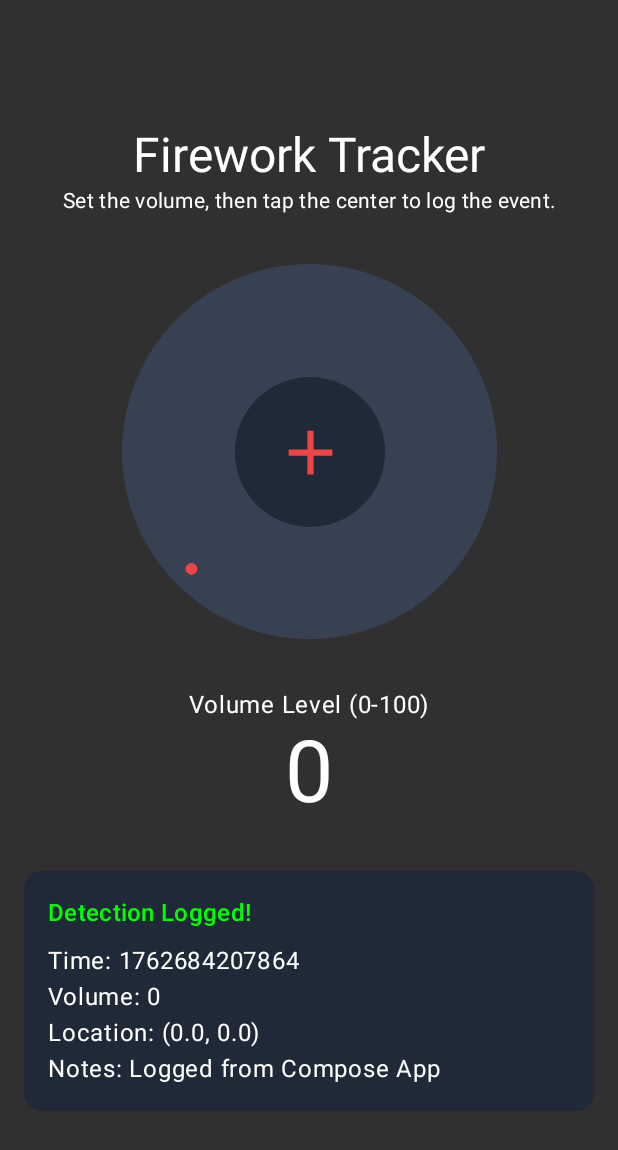
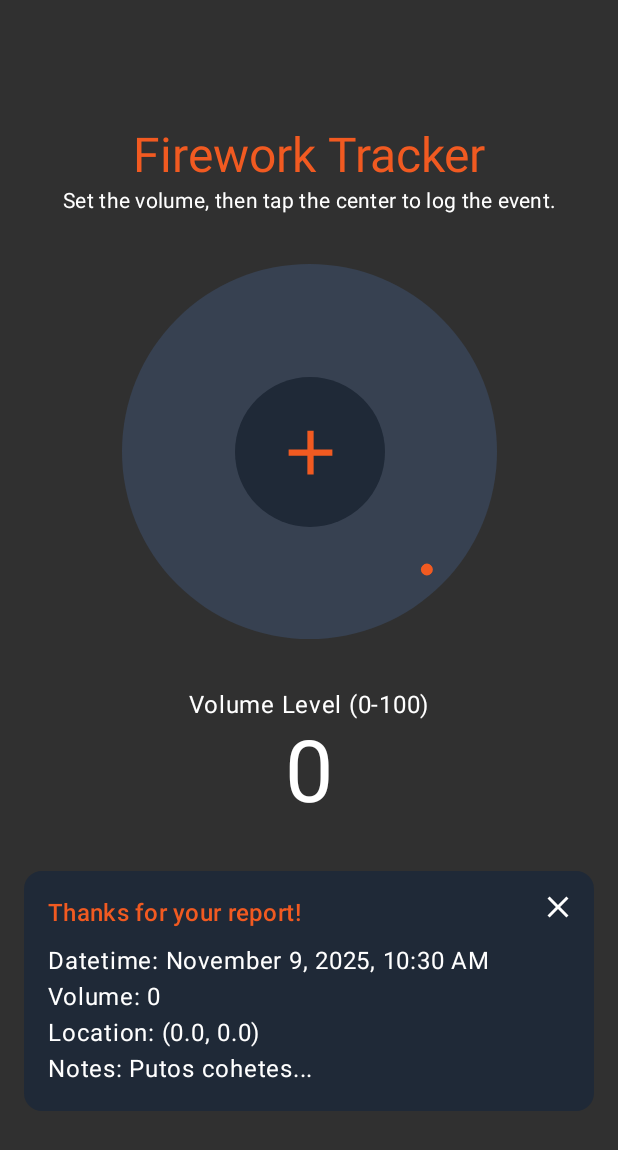
Before and after one commit to lordn-n/firework-tracker, an Android app built with Jetpack Compose: the screen it shows after launch (MainActivity), after a tap on "Log Firework", on a phone screen of 412 x 824 dp. Shown: the top 1150 px of the screen. Run offline under Robolectric (Android 15) with nearby library versions, the phone set to English and light mode, and no system bars.

Commit message:
use koome colors

```diff
--- a/composeApp/src/androidMain/kotlin/com/koome/fireworkstracker/Platform.android.kt
+++ b/composeApp/src/androidMain/kotlin/com/koome/fireworkstracker/Platform.android.kt
@@ -1,9 +1,18 @@
 package com.koome.fireworkstracker
 
 import android.os.Build
+import java.text.SimpleDateFormat
+import java.util.Date
+import java.util.Locale
 
 class AndroidPlatform : Platform {
     override val name: String = "Android ${Build.VERSION.SDK_INT}"
 }
 
 actual fun getPlatform(): Platform = AndroidPlatform()
+
+actual fun formatTimestamp(timestamp: Long): String {
+    val date = Date(timestamp)
+    val format = SimpleDateFormat.getDateTimeInstance(java.text.DateFormat.LONG, java.text.DateFormat.SHORT, Locale.getDefault())
+    return format.format(date)
+}
--- a/composeApp/src/commonMain/kotlin/com/koome/fireworkstracker/FireworkTrackerScreen.kt
+++ b/composeApp/src/commonMain/kotlin/com/koome/fireworkstracker/FireworkTrackerScreen.kt
@@ -17,46 +17,63 @@ import androidx.compose.foundation.shape.CircleShape
 import androidx.compose.foundation.shape.RoundedCornerShape
 import androidx.compose.material.icons.Icons
 import androidx.compose.material.icons.filled.Add
+import androidx.compose.material.icons.filled.Close
 import androidx.compose.material3.Icon
 import androidx.compose.material3.IconButton
 import androidx.compose.material3.MaterialTheme
 import androidx.compose.material3.Surface
 import androidx.compose.material3.Text
 import androidx.compose.runtime.Composable
+import androidx.compose.runtime.LaunchedEffect
 import androidx.compose.runtime.getValue
 import androidx.compose.runtime.mutableStateOf
 import androidx.compose.runtime.remember
 import androidx.compose.runtime.setValue
+import androidx.compose.runtime.snapshotFlow
 import androidx.compose.ui.Alignment
 import androidx.compose.ui.Modifier
 import androidx.compose.ui.draw.clip
 import androidx.compose.ui.draw.rotate
 import androidx.compose.ui.graphics.Color
+import androidx.compose.ui.hapticfeedback.HapticFeedbackType
 import androidx.compose.ui.input.pointer.pointerInput
+import androidx.compose.ui.platform.LocalHapticFeedback
 import androidx.compose.ui.text.style.TextAlign
 import androidx.compose.ui.unit.dp
 import kotlin.math.atan2
+import kotlinx.coroutines.flow.collect
+import kotlinx.coroutines.flow.drop
 
 @Composable
 fun FireworkTrackerScreen() {
-    var rotation by remember { mutableStateOf(-135f) }
-    val volume = ((rotation + 135) / 270 * 100).toInt().coerceIn(0, 100)
+    var rotation by remember { mutableStateOf(135f) } // Initial volume is 0
+    val volume = 100 - ((rotation + 135) / 270 * 100).toInt().coerceIn(0, 100)
+    val koomeOrange = Color(0xFFF15A21)
     var lastEvent by remember { mutableStateOf<FireworkEvent?>(null) }
+    val haptic = LocalHapticFeedback.current
+
+    LaunchedEffect(haptic) {
+        snapshotFlow { volume }
+            .drop(1) // Ignore the initial value
+            .collect {
+                haptic.performHapticFeedback(HapticFeedbackType.LongPress)
+            }
+    }
 
     Surface(
         modifier = Modifier.fillMaxSize(),
-        color = Color(0xFF303030)
+        color = Color(0xFF303030),
     ) {
         Column(
             modifier = Modifier.fillMaxSize().padding(16.dp),
             horizontalAlignment = Alignment.CenterHorizontally,
-            verticalArrangement = Arrangement.Center
+            verticalArrangement = Arrangement.Center,
         ) {
             Text(
                 text = "Firework Tracker",
                 style = MaterialTheme.typography.headlineLarge,
                 textAlign = TextAlign.Center,
-                color = Color.White
+                color = koomeOrange
             )
             Text(
                 text = "Set the volume, then tap the center to log the event.",
@@ -91,7 +108,7 @@ fun FireworkTrackerScreen() {
                             .align(Alignment.TopCenter)
                             .offset(y = 10.dp)
                             .clip(CircleShape)
-                            .background(Color(0xFFEF4444))
+                            .background(koomeOrange)
                     )
                 }
                 IconButton(
@@ -101,8 +118,9 @@ fun FireworkTrackerScreen() {
                             volumeLevel = volume,
                             latitude = 0.0, // Placeholder
                             longitude = 0.0, // Placeholder
-                            notes = "Logged from Compose App"
+                            notes = "Putos cohetes..."
                         )
+                        rotation = 135f // Reset volume to 0
                     },
                     modifier = Modifier
                         .size(100.dp)
@@ -112,7 +130,7 @@ fun FireworkTrackerScreen() {
                     Icon(
                         imageVector = Icons.Default.Add,
                         contentDescription = "Log Firework",
-                        tint = Color(0xFFEF4444),
+                        tint = koomeOrange,
                         modifier = Modifier.size(50.dp)
                     )
                 }
@@ -132,6 +150,7 @@ fun FireworkTrackerScreen() {
 
             AnimatedVisibility(visible = lastEvent != null) {
                 lastEvent?.let { event ->
+                    Box(modifier = Modifier.fillMaxWidth()) {
                         Surface(
                             modifier = Modifier.fillMaxWidth(),
                             shape = RoundedCornerShape(12.dp),
@@ -140,15 +159,26 @@ fun FireworkTrackerScreen() {
                         ) {
                             Column(modifier = Modifier.padding(16.dp)) {
                                 Text(
-                                "Detection Logged!",
+                                    "Thanks for your report!",
                                     style = MaterialTheme.typography.titleMedium,
-                                color = Color.Green
+                                    color = koomeOrange
                                 )
                                 Spacer(modifier = Modifier.height(8.dp))
-                            Text("Time: ${event.detectionTime}", color = Color.White)
+                                Text("Datetime: ${formatTimestamp(event.detectionTime)}", color = Color.White)
                                 Text("Volume: ${event.volumeLevel}", color = Color.White)
                                 Text("Location: (${event.latitude}, ${event.longitude})", color = Color.White)
                                 Text("Notes: ${event.notes}", color = Color.White)
+                            }
+                        }
+                        IconButton(
+                            onClick = { lastEvent = null },
+                            modifier = Modifier.align(Alignment.TopEnd)
+                        ) {
+                            Icon(
+                                imageVector = Icons.Default.Close,
+                                contentDescription = "Close",
+                                tint = Color.White
+                            )
                         }
                     }
                 }
--- a/composeApp/src/commonMain/kotlin/com/koome/fireworkstracker/Platform.kt
+++ b/composeApp/src/commonMain/kotlin/com/koome/fireworkstracker/Platform.kt
@@ -5,3 +5,5 @@ interface Platform {
 }
 
 expect fun getPlatform(): Platform
+
+expect fun formatTimestamp(timestamp: Long): String
```
Also changed, not shown: composeApp/src/androidMain/kotlin/com/koome/fireworkstracker/Platform.kt (added), 1 other file. Lines whose indentation alone changed are shown as unchanged.
